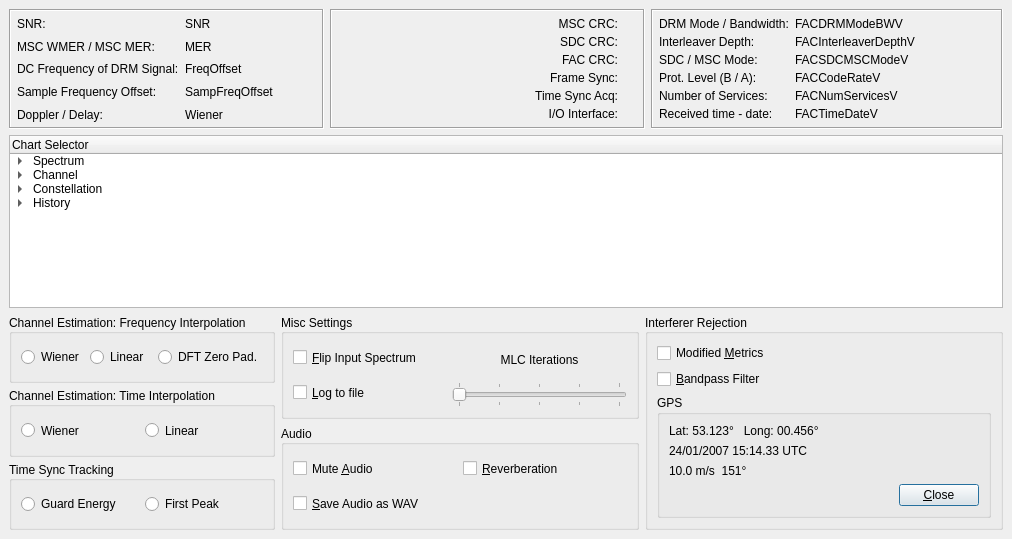
The window that dream/src/GUI-QT/systemevalDlgbase.ui (mmjee/dream-patched) describes before a commit, drawn with Qt 5.
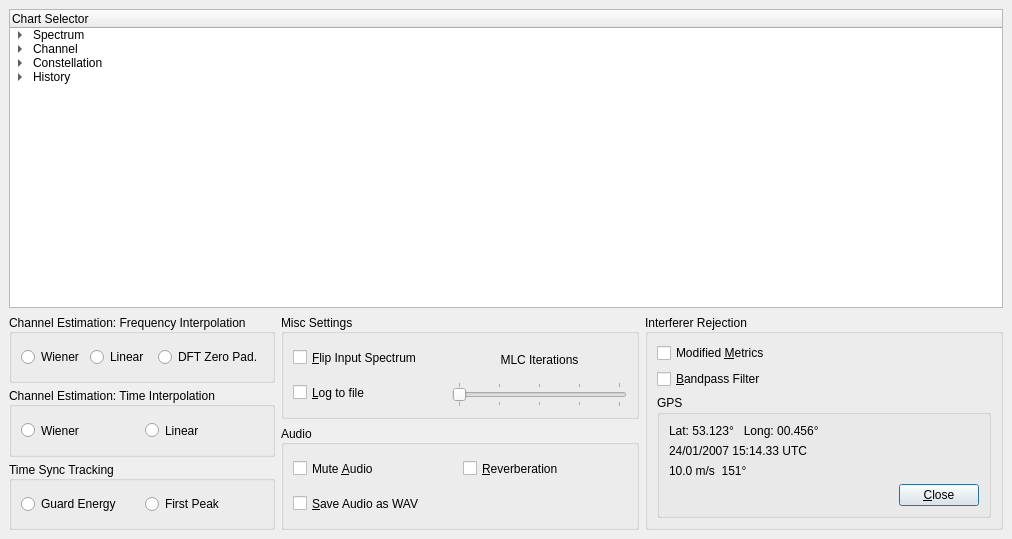
The same window after the commit. Icons and pictures are not drawn. Custom widgets are drawn as their Qt base class.

Commit message: some refactoring. Some progress on Mode E demodulation.

The edit to the form file:
```diff
--- a/dream/src/GUI-QT/systemevalDlgbase.ui
+++ b/dream/src/GUI-QT/systemevalDlgbase.ui
@@ -36,953 +36,6 @@
       <property name="bottomMargin">
        <number>0</number>
       </property>
-      <item>
-       <widget class="QFrame" name="FrameParamStatusLEDs">
-        <property name="sizePolicy">
-         <sizepolicy hsizetype="Minimum" vsizetype="Minimum">
-          <horstretch>0</horstretch>
-          <verstretch>0</verstretch>
-         </sizepolicy>
-        </property>
-        <property name="frameShape">
-         <enum>QFrame::Box</enum>
-        </property>
-        <property name="frameShadow">
-         <enum>QFrame::Sunken</enum>
-        </property>
-        <layout class="QHBoxLayout" name="_2">
-         <property name="spacing">
-          <number>6</number>
-         </property>
-         <property name="leftMargin">
-          <number>6</number>
-         </property>
-         <property name="topMargin">
-          <number>4</number>
-         </property>
-         <property name="rightMargin">
-          <number>6</number>
-         </property>
-         <property name="bottomMargin">
-          <number>4</number>
-         </property>
-         <item>
-          <layout class="QVBoxLayout" name="_3">
-           <property name="spacing">
-            <number>6</number>
-           </property>
-           <property name="leftMargin">
-            <number>0</number>
-           </property>
-           <property name="topMargin">
-            <number>0</number>
-           </property>
-           <property name="rightMargin">
-            <number>0</number>
-           </property>
-           <property name="bottomMargin">
-            <number>0</number>
-           </property>
-           <item>
-            <widget class="QLabel" name="TextSNRText">
-             <property name="sizePolicy">
-              <sizepolicy hsizetype="Minimum" vsizetype="Minimum">
-               <horstretch>0</horstretch>
-               <verstretch>0</verstretch>
-              </sizepolicy>
-             </property>
-             <property name="minimumSize">
-              <size>
-               <width>0</width>
-               <height>0</height>
-              </size>
-             </property>
-             <property name="text">
-              <string>SNR:</string>
-             </property>
-             <property name="wordWrap">
-              <bool>false</bool>
-             </property>
-            </widget>
-           </item>
-           <item>
-            <widget class="QLabel" name="TextMERWMER">
-             <property name="sizePolicy">
-              <sizepolicy hsizetype="Minimum" vsizetype="Minimum">
-               <horstretch>0</horstretch>
-               <verstretch>0</verstretch>
-              </sizepolicy>
-             </property>
-             <property name="minimumSize">
-              <size>
-               <width>0</width>
-               <height>0</height>
-              </size>
-             </property>
-             <property name="text">
-              <string>MSC WMER / MSC MER:</string>
-             </property>
-             <property name="wordWrap">
-              <bool>false</bool>
-             </property>
-            </widget>
-           </item>
-           <item>
-            <widget class="QLabel" name="TextFreqOffset">
-             <property name="sizePolicy">
-              <sizepolicy hsizetype="Minimum" vsizetype="Minimum">
-               <horstretch>0</horstretch>
-               <verstretch>0</verstretch>
-              </sizepolicy>
-             </property>
-             <property name="minimumSize">
-              <size>
-               <width>0</width>
-               <height>0</height>
-              </size>
-             </property>
-             <property name="text">
-              <string>DC Frequency of DRM Signal:</string>
-             </property>
-             <property name="wordWrap">
-              <bool>false</bool>
-             </property>
-            </widget>
-           </item>
-           <item>
-            <widget class="QLabel" name="TextSampFreqOffset">
-             <property name="sizePolicy">
-              <sizepolicy hsizetype="Minimum" vsizetype="Minimum">
-               <horstretch>0</horstretch>
-               <verstretch>0</verstretch>
-              </sizepolicy>
-             </property>
-             <property name="text">
-              <string>Sample Frequency Offset:</string>
-             </property>
-             <property name="wordWrap">
-              <bool>false</bool>
-             </property>
-            </widget>
-           </item>
-           <item>
-            <widget class="QLabel" name="TextWiener">
-             <property name="sizePolicy">
-              <sizepolicy hsizetype="Minimum" vsizetype="Minimum">
-               <horstretch>0</horstretch>
-               <verstretch>0</verstretch>
-              </sizepolicy>
-             </property>
-             <property name="minimumSize">
-              <size>
-               <width>0</width>
-               <height>0</height>
-              </size>
-             </property>
-             <property name="text">
-              <string>Doppler / Delay:</string>
-             </property>
-             <property name="wordWrap">
-              <bool>false</bool>
-             </property>
-            </widget>
-           </item>
-          </layout>
-         </item>
-         <item>
-          <layout class="QVBoxLayout" name="_4">
-           <property name="spacing">
-            <number>6</number>
-           </property>
-           <property name="leftMargin">
-            <number>0</number>
-           </property>
-           <property name="topMargin">
-            <number>0</number>
-           </property>
-           <property name="rightMargin">
-            <number>0</number>
-           </property>
-           <property name="bottomMargin">
-            <number>0</number>
-           </property>
-           <item>
-            <widget class="QLabel" name="ValueSNR">
-             <property name="sizePolicy">
-              <sizepolicy hsizetype="Minimum" vsizetype="Minimum">
-               <horstretch>0</horstretch>
-               <verstretch>0</verstretch>
-              </sizepolicy>
-             </property>
-             <property name="minimumSize">
-              <size>
-               <width>0</width>
-               <height>0</height>
-              </size>
-             </property>
-             <property name="text">
-              <string>SNR</string>
-             </property>
-             <property name="wordWrap">
-              <bool>false</bool>
-             </property>
-            </widget>
-           </item>
-           <item>
-            <widget class="QLabel" name="ValueMERWMER">
-             <property name="sizePolicy">
-              <sizepolicy hsizetype="Minimum" vsizetype="Minimum">
-               <horstretch>0</horstretch>
-               <verstretch>0</verstretch>
-              </sizepolicy>
-             </property>
-             <property name="minimumSize">
-              <size>
-               <width>0</width>
-               <height>0</height>
-              </size>
-             </property>
-             <property name="text">
-              <string>MER</string>
-             </property>
-             <property name="wordWrap">
-              <bool>false</bool>
-             </property>
-            </widget>
-           </item>
-           <item>
-            <widget class="QLabel" name="ValueFreqOffset">
-             <property name="sizePolicy">
-              <sizepolicy hsizetype="Minimum" vsizetype="Minimum">
-               <horstretch>0</horstretch>
-               <verstretch>0</verstretch>
-              </sizepolicy>
-             </property>
-             <property name="minimumSize">
-              <size>
-               <width>0</width>
-               <height>0</height>
-              </size>
-             </property>
-             <property name="text">
-              <string>FreqOffset</string>
-             </property>
-             <property name="wordWrap">
-              <bool>false</bool>
-             </property>
-            </widget>
-           </item>
-           <item>
-            <widget class="QLabel" name="ValueSampFreqOffset">
-             <property name="sizePolicy">
-              <sizepolicy hsizetype="Minimum" vsizetype="Minimum">
-               <horstretch>0</horstretch>
-               <verstretch>0</verstretch>
-              </sizepolicy>
-             </property>
-             <property name="text">
-              <string>SampFreqOffset</string>
-             </property>
-             <property name="wordWrap">
-              <bool>false</bool>
-             </property>
-            </widget>
-           </item>
-           <item>
-            <widget class="QLabel" name="ValueWiener">
-             <property name="sizePolicy">
-              <sizepolicy hsizetype="Minimum" vsizetype="Minimum">
-               <horstretch>0</horstretch>
-               <verstretch>0</verstretch>
-              </sizepolicy>
-             </property>
-             <property name="minimumSize">
-              <size>
-               <width>100</width>
-               <height>0</height>
-              </size>
-             </property>
-             <property name="text">
-              <string>Wiener</string>
-             </property>
-             <property name="wordWrap">
-              <bool>false</bool>
-             </property>
-            </widget>
-           </item>
-          </layout>
-         </item>
-        </layout>
-       </widget>
-      </item>
-      <item>
-       <widget class="QFrame" name="FrameParamStatusLEDs_2">
-        <property name="sizePolicy">
-         <sizepolicy hsizetype="Minimum" vsizetype="Minimum">
-          <horstretch>0</horstretch>
-          <verstretch>0</verstretch>
-         </sizepolicy>
-        </property>
-        <property name="frameShape">
-         <enum>QFrame::Box</enum>
-        </property>
-        <property name="frameShadow">
-         <enum>QFrame::Sunken</enum>
-        </property>
-        <layout class="QVBoxLayout" name="verticalLayout_3">
-         <property name="spacing">
-          <number>4</number>
-         </property>
-         <property name="leftMargin">
-          <number>6</number>
-         </property>
-         <property name="topMargin">
-          <number>6</number>
-         </property>
-         <property name="rightMargin">
-          <number>6</number>
-         </property>
-         <property name="bottomMargin">
-          <number>6</number>
-         </property>
-         <item>
-          <layout class="QHBoxLayout" name="_7">
-           <property name="spacing">
-            <number>6</number>
-           </property>
-           <property name="leftMargin">
-            <number>0</number>
-           </property>
-           <property name="topMargin">
-            <number>0</number>
-           </property>
-           <property name="rightMargin">
-            <number>0</number>
-           </property>
-           <property name="bottomMargin">
-            <number>0</number>
-           </property>
-           <item>
-            <widget class="QLabel" name="TextLabelLEDMSCCRC">
-             <property name="sizePolicy">
-              <sizepolicy hsizetype="Minimum" vsizetype="Maximum">
-               <horstretch>0</horstretch>
-               <verstretch>0</verstretch>
-              </sizepolicy>
-             </property>
-             <property name="text">
-              <string>MSC CRC:</string>
-             </property>
-             <property name="alignment">
-              <set>Qt::AlignRight|Qt::AlignTrailing|Qt::AlignVCenter</set>
-             </property>
-             <property name="wordWrap">
-              <bool>false</bool>
-             </property>
-            </widget>
-           </item>
-           <item>
-            <widget class="CMultColorLED" name="LEDMSC" native="true">
-             <property name="sizePolicy">
-              <sizepolicy hsizetype="Fixed" vsizetype="Fixed">
-               <horstretch>0</horstretch>
-               <verstretch>0</verstretch>
-              </sizepolicy>
-             </property>
-             <property name="minimumSize">
-              <size>
-               <width>13</width>
-               <height>13</height>
-              </size>
-             </property>
-             <property name="maximumSize">
-              <size>
-               <width>13</width>
-               <height>13</height>
-              </size>
-             </property>
-            </widget>
-           </item>
-          </layout>
-         </item>
-         <item>
-          <layout class="QHBoxLayout" name="_8">
-           <property name="spacing">
-            <number>6</number>
-           </property>
-           <property name="leftMargin">
-            <number>0</number>
-           </property>
-           <property name="topMargin">
-            <number>0</number>
-           </property>
-           <property name="rightMargin">
-            <number>0</number>
-           </property>
-           <property name="bottomMargin">
-            <number>0</number>
-           </property>
-           <item>
-            <widget class="QLabel" name="TextLabelLEDSDCCRC">
-             <property name="sizePolicy">
-              <sizepolicy hsizetype="Minimum" vsizetype="Maximum">
-               <horstretch>0</horstretch>
-               <verstretch>0</verstretch>
-              </sizepolicy>
-             </property>
-             <property name="text">
-              <string>SDC CRC:</string>
-             </property>
-             <property name="alignment">
-              <set>Qt::AlignRight|Qt::AlignTrailing|Qt::AlignVCenter</set>
-             </property>
-             <property name="wordWrap">
-              <bool>false</bool>
-             </property>
-            </widget>
-           </item>
-           <item>
-            <widget class="CMultColorLED" name="LEDSDC" native="true">
-             <property name="sizePolicy">
-              <sizepolicy hsizetype="Fixed" vsizetype="Fixed">
-               <horstretch>0</horstretch>
-               <verstretch>0</verstretch>
-              </sizepolicy>
-             </property>
-             <property name="minimumSize">
-              <size>
-               <width>13</width>
-               <height>13</height>
-              </size>
-             </property>
-             <property name="maximumSize">
-              <size>
-               <width>13</width>
-               <height>13</height>
-              </size>
-             </property>
-            </widget>
-           </item>
-          </layout>
-         </item>
-         <item>
-          <layout class="QHBoxLayout" name="_9">
-           <property name="spacing">
-            <number>6</number>
-           </property>
-           <property name="leftMargin">
-            <number>0</number>
-           </property>
-           <property name="topMargin">
-            <number>0</number>
-           </property>
-           <property name="rightMargin">
-            <number>0</number>
-           </property>
-           <property name="bottomMargin">
-            <number>0</number>
-           </property>
-           <item>
-            <widget class="QLabel" name="TextLabelLEDFACCRC">
-             <property name="sizePolicy">
-              <sizepolicy hsizetype="Minimum" vsizetype="Maximum">
-               <horstretch>0</horstretch>
-               <verstretch>0</verstretch>
-              </sizepolicy>
-             </property>
-             <property name="text">
-              <string>FAC CRC:</string>
-             </property>
-             <property name="alignment">
-              <set>Qt::AlignRight|Qt::AlignTrailing|Qt::AlignVCenter</set>
-             </property>
-             <property name="wordWrap">
-              <bool>false</bool>
-             </property>
-            </widget>
-           </item>
-           <item>
-            <widget class="CMultColorLED" name="LEDFAC" native="true">
-             <property name="sizePolicy">
-              <sizepolicy hsizetype="Fixed" vsizetype="Fixed">
-               <horstretch>0</horstretch>
-               <verstretch>0</verstretch>
-              </sizepolicy>
-             </property>
-             <property name="minimumSize">
-              <size>
-               <width>13</width>
-               <height>13</height>
-              </size>
-             </property>
-             <property name="maximumSize">
-              <size>
-               <width>13</width>
-               <height>13</height>
-              </size>
-             </property>
-            </widget>
-           </item>
-          </layout>
-         </item>
-         <item>
-          <layout class="QHBoxLayout" name="_10">
-           <property name="spacing">
-            <number>6</number>
-           </property>
-           <property name="leftMargin">
-            <number>0</number>
-           </property>
-           <property name="topMargin">
-            <number>0</number>
-           </property>
-           <property name="rightMargin">
-            <number>0</number>
-           </property>
-           <property name="bottomMargin">
-            <number>0</number>
-           </property>
-           <item>
-            <widget class="QLabel" name="TextLabelLEDFrameSync">
-             <property name="sizePolicy">
-              <sizepolicy hsizetype="Minimum" vsizetype="Maximum">
-               <horstretch>0</horstretch>
-               <verstretch>0</verstretch>
-              </sizepolicy>
-             </property>
-             <property name="text">
-              <string>Frame Sync:</string>
-             </property>
-             <property name="alignment">
-              <set>Qt::AlignRight|Qt::AlignTrailing|Qt::AlignVCenter</set>
-             </property>
-             <property name="wordWrap">
-              <bool>false</bool>
-             </property>
-            </widget>
-           </item>
-           <item>
-            <widget class="CMultColorLED" name="LEDFrameSync" native="true">
-             <property name="sizePolicy">
-              <sizepolicy hsizetype="Fixed" vsizetype="Fixed">
-               <horstretch>0</horstretch>
-               <verstretch>0</verstretch>
-              </sizepolicy>
-             </property>
-             <property name="minimumSize">
-              <size>
-               <width>13</width>
-               <height>13</height>
-              </size>
-             </property>
-             <property name="maximumSize">
-              <size>
-               <width>13</width>
-               <height>13</height>
-              </size>
-             </property>
-            </widget>
-           </item>
-          </layout>
-         </item>
-         <item>
-          <layout class="QHBoxLayout" name="_11">
-           <property name="spacing">
-            <number>6</number>
-           </property>
-           <property name="leftMargin">
-            <number>0</number>
-           </property>
-           <property name="topMargin">
-            <number>0</number>
-           </property>
-           <property name="rightMargin">
-            <number>0</number>
-           </property>
-           <property name="bottomMargin">
-            <number>0</number>
-           </property>
-           <item>
-            <widget class="QLabel" name="TextLabelLEDTimeSyncAcq">
-             <property name="sizePolicy">
-              <sizepolicy hsizetype="Minimum" vsizetype="Maximum">
-               <horstretch>0</horstretch>
-               <verstretch>0</verstretch>
-              </sizepolicy>
-             </property>
-             <property name="text">
-              <string>Time Sync Acq:</string>
-             </property>
-             <property name="alignment">
-              <set>Qt::AlignRight|Qt::AlignTrailing|Qt::AlignVCenter</set>
-             </property>
-             <property name="wordWrap">
-              <bool>false</bool>
-             </property>
-            </widget>
-           </item>
-           <item>
-            <widget class="CMultColorLED" name="LEDTimeSync" native="true">
-             <property name="sizePolicy">
-              <sizepolicy hsizetype="Fixed" vsizetype="Fixed">
-               <horstretch>0</horstretch>
-               <verstretch>0</verstretch>
-              </sizepolicy>
-             </property>
-             <property name="minimumSize">
-              <size>
-               <width>13</width>
-               <height>13</height>
-              </size>
-             </property>
-             <property name="maximumSize">
-              <size>
-               <width>13</width>
-               <height>13</height>
-              </size>
-             </property>
-            </widget>
-           </item>
-          </layout>
-         </item>
-         <item>
-          <layout class="QHBoxLayout" name="_12">
-           <property name="spacing">
-            <number>6</number>
-           </property>
-           <property name="leftMargin">
-            <number>0</number>
-           </property>
-           <property name="topMargin">
-            <number>0</number>
-           </property>
-           <property name="rightMargin">
-            <number>0</number>
-           </property>
-           <property name="bottomMargin">
-            <number>0</number>
-           </property>
-           <item>
-            <widget class="QLabel" name="TextLabelLEDIOInterface">
-             <property name="sizePolicy">
-              <sizepolicy hsizetype="Minimum" vsizetype="Maximum">
-               <horstretch>0</horstretch>
-               <verstretch>0</verstretch>
-              </sizepolicy>
-             </property>
-             <property name="text">
-              <string>I/O Interface:</string>
-             </property>
-             <property name="alignment">
-              <set>Qt::AlignRight|Qt::AlignTrailing|Qt::AlignVCenter</set>
-             </property>
-             <property name="wordWrap">
-              <bool>false</bool>
-             </property>
-            </widget>
-           </item>
-           <item>
-            <widget class="CMultColorLED" name="LEDIOInterface" native="true">
-             <property name="sizePolicy">
-              <sizepolicy hsizetype="Fixed" vsizetype="Fixed">
-               <horstretch>0</horstretch>
-               <verstretch>0</verstretch>
-              </sizepolicy>
-             </property>
-             <property name="minimumSize">
-              <size>
-               <width>13</width>
-               <height>13</height>
-              </size>
-             </property>
-             <property name="maximumSize">
-              <size>
-               <width>13</width>
-               <height>13</height>
-              </size>
-             </property>
-            </widget>
-           </item>
-          </layout>
-         </item>
-        </layout>
-       </widget>
-      </item>
-      <item>
-       <widget class="QFrame" name="FrameFACParams">
-        <property name="sizePolicy">
-         <sizepolicy hsizetype="Preferred" vsizetype="Preferred">
-          <horstretch>0</horstretch>
-          <verstretch>0</verstretch>
-         </sizepolicy>
-        </property>
-        <property name="frameShape">
-         <enum>QFrame::Box</enum>
-        </property>
-        <property name="frameShadow">
-         <enum>QFrame::Sunken</enum>
-        </property>
-        <layout class="QHBoxLayout" name="_13">
-         <property name="spacing">
-          <number>6</number>
-         </property>
-         <property name="leftMargin">
-          <number>6</number>
-         </property>
-         <property name="topMargin">
-          <number>4</number>
-         </property>
-         <property name="rightMargin">
-          <number>6</number>
-         </property>
-         <property name="bottomMargin">
-          <number>4</number>
-         </property>
-         <item>
-          <layout class="QVBoxLayout" name="_14">
-           <property name="spacing">
-            <number>0</number>
-           </property>
-           <property name="leftMargin">
-            <number>0</number>
-           </property>
-           <property name="topMargin">
-            <number>0</number>
-           </property>
-           <property name="rightMargin">
-            <number>0</number>
-           </property>
-           <property name="bottomMargin">
-            <number>0</number>
-           </property>
-           <item>
-            <widget class="QLabel" name="FACDRMModeBWL">
-             <property name="sizePolicy">
-              <sizepolicy hsizetype="Minimum" vsizetype="Minimum">
-               <horstretch>0</horstretch>
-               <verstretch>0</verstretch>
-              </sizepolicy>
-             </property>
-             <property name="text">
-              <string>DRM Mode / Bandwidth:</string>
-             </property>
-             <property name="wordWrap">
-              <bool>false</bool>
-             </property>
-             <property name="indent">
-              <number>-1</number>
-             </property>
-            </widget>
-           </item>
-           <item>
-            <widget class="QLabel" name="FACInterleaverDepthL">
-             <property name="sizePolicy">
-              <sizepolicy hsizetype="Minimum" vsizetype="Minimum">
-               <horstretch>0</horstretch>
-               <verstretch>0</verstretch>
-              </sizepolicy>
-             </property>
-             <property name="text">
-              <string>Interleaver Depth:</string>
-             </property>
-             <property name="wordWrap">
-              <bool>false</bool>
-             </property>
-            </widget>
-           </item>
-           <item>
-            <widget class="QLabel" name="FACSDCMSCModeL">
-             <property name="sizePolicy">
-              <sizepolicy hsizetype="Minimum" vsizetype="Minimum">
-               <horstretch>0</horstretch>
-               <verstretch>0</verstretch>
-              </sizepolicy>
-             </property>
-             <property name="text">
-              <string>SDC / MSC Mode:</string>
-             </property>
-             <property name="wordWrap">
-              <bool>false</bool>
-             </property>
-            </widget>
-           </item>
-           <item>
-            <widget class="QLabel" name="FACCodeRateL">
-             <property name="sizePolicy">
-              <sizepolicy hsizetype="Minimum" vsizetype="Minimum">
-               <horstretch>0</horstretch>
-               <verstretch>0</verstretch>
-              </sizepolicy>
-             </property>
-             <property name="text">
-              <string>Prot. Level (B / A):</string>
-             </property>
-             <property name="wordWrap">
-              <bool>false</bool>
-             </property>
-            </widget>
-           </item>
-           <item>
-            <widget class="QLabel" name="FACNumServicesL">
-             <property name="sizePolicy">
-              <sizepolicy hsizetype="Minimum" vsizetype="Minimum">
-               <horstretch>0</horstretch>
-               <verstretch>0</verstretch>
-              </sizepolicy>
-             </property>
-             <property name="text">
-              <string>Number of Services:</string>
-             </property>
-             <property name="wordWrap">
-              <bool>false</bool>
-             </property>
-            </widget>
-           </item>
-           <item>
-            <widget class="QLabel" name="FACTimeDateL">
-             <property name="sizePolicy">
-              <sizepolicy hsizetype="Minimum" vsizetype="Minimum">
-               <horstretch>0</horstretch>
-               <verstretch>0</verstretch>
-              </sizepolicy>
-             </property>
-             <property name="text">
-              <string>Received time - date:</string>
-             </property>
-             <property name="wordWrap">
-              <bool>false</bool>
-             </property>
-            </widget>
-           </item>
-          </layout>
-         </item>
-         <item>
-          <layout class="QVBoxLayout" name="_15">
-           <property name="spacing">
-            <number>0</number>
-           </property>
-           <property name="leftMargin">
-            <number>0</number>
-           </property>
-           <property name="topMargin">
-            <number>0</number>
-           </property>
-           <property name="rightMargin">
-            <number>0</number>
-           </property>
-           <property name="bottomMargin">
-            <number>0</number>
-           </property>
-           <item>
-            <widget class="QLabel" name="FACDRMModeBWV">
-             <property name="sizePolicy">
-              <sizepolicy hsizetype="Minimum" vsizetype="Minimum">
-               <horstretch>0</horstretch>
-               <verstretch>0</verstretch>
-              </sizepolicy>
-             </property>
-             <property name="text">
-              <string>FACDRMModeBWV</string>
-             </property>
-             <property name="wordWrap">
-              <bool>false</bool>
-             </property>
-             <property name="indent">
-              <number>-1</number>
-             </property>
-            </widget>
-           </item>
-           <item>
-            <widget class="QLabel" name="FACInterleaverDepthV">
-             <property name="sizePolicy">
-              <sizepolicy hsizetype="Minimum" vsizetype="Minimum">
-               <horstretch>0</horstretch>
-               <verstretch>0</verstretch>
-              </sizepolicy>
-             </property>
-             <property name="text">
-              <string>FACInterleaverDepthV</string>
-             </property>
-             <property name="wordWrap">
-              <bool>false</bool>
-             </property>
-            </widget>
-           </item>
-           <item>
-            <widget class="QLabel" name="FACSDCMSCModeV">
-             <property name="sizePolicy">
-              <sizepolicy hsizetype="Minimum" vsizetype="Minimum">
-               <horstretch>0</horstretch>
-               <verstretch>0</verstretch>
-              </sizepolicy>
-             </property>
-             <property name="text">
-              <string>FACSDCMSCModeV</string>
-             </property>
-             <property name="wordWrap">
-              <bool>false</bool>
-             </property>
-            </widget>
-           </item>
-           <item>
-            <widget class="QLabel" name="FACCodeRateV">
-             <property name="sizePolicy">
-              <sizepolicy hsizetype="Minimum" vsizetype="Minimum">
-               <horstretch>0</horstretch>
-               <verstretch>0</verstretch>
-              </sizepolicy>
-             </property>
-             <property name="text">
-              <string>FACCodeRateV</string>
-             </property>
-             <property name="wordWrap">
-              <bool>false</bool>
-             </property>
-            </widget>
-           </item>
-           <item>
-            <widget class="QLabel" name="FACNumServicesV">
-             <property name="sizePolicy">
-              <sizepolicy hsizetype="Minimum" vsizetype="Minimum">
-               <horstretch>0</horstretch>
-               <verstretch>0</verstretch>
-              </sizepolicy>
-             </property>
-             <property name="text">
-              <string>FACNumServicesV</string>
-             </property>
-             <property name="wordWrap">
-              <bool>false</bool>
-             </property>
-            </widget>
-           </item>
-           <item>
-            <widget class="QLabel" name="FACTimeDateV">
-             <property name="sizePolicy">
-              <sizepolicy hsizetype="Minimum" vsizetype="Minimum">
-               <horstretch>0</horstretch>
-               <verstretch>0</verstretch>
-              </sizepolicy>
-             </property>
-             <property name="minimumSize">
-              <size>
-               <width>200</width>
-               <height>0</height>
-              </size>
-             </property>
-             <property name="text">
-              <string>FACTimeDateV</string>
-             </property>
-             <property name="wordWrap">
-              <bool>false</bool>
-             </property>
-            </widget>
-           </item>
-          </layout>
-         </item>
-        </layout>
-       </widget>
-      </item>
      </layout>
     </item>
     <item>
```
Left out of the diff: 2 changed lines with no effect on the pictures. The commit also changes 25 other files.
